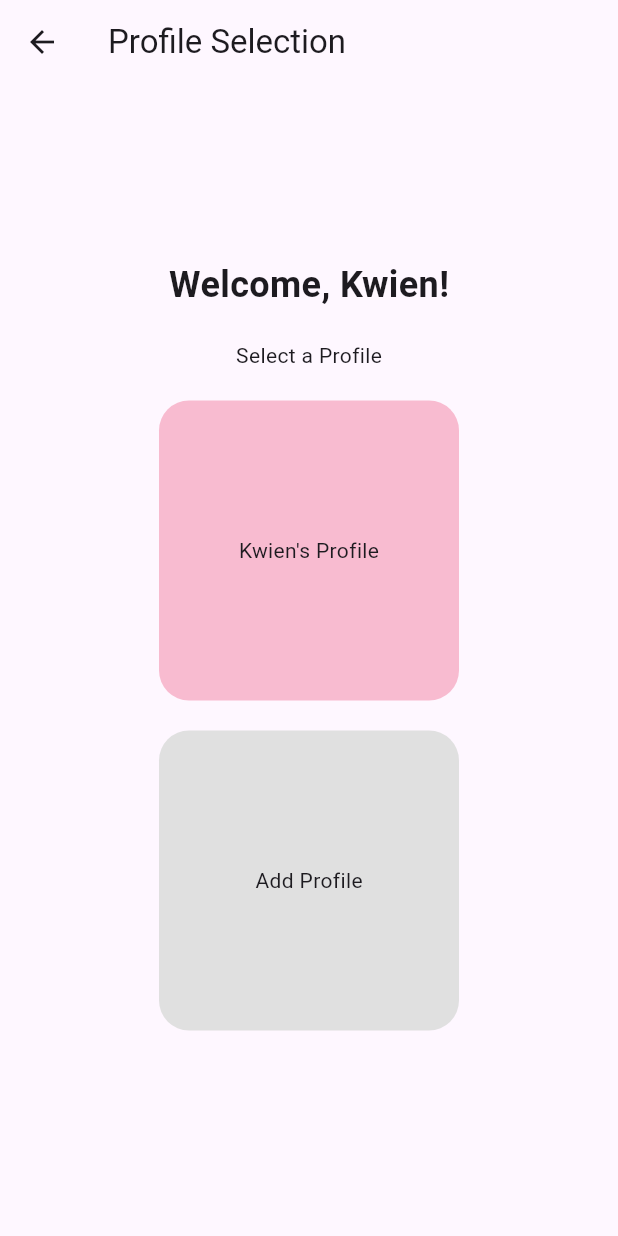
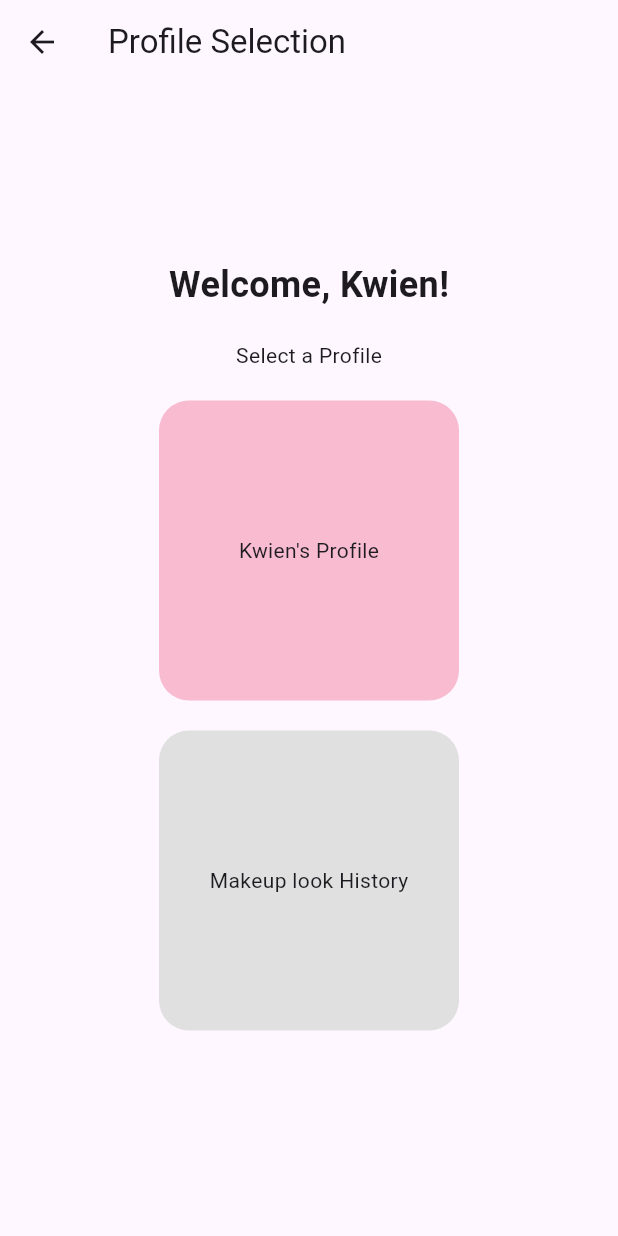
Before and after one commit to kwienyu/GlamourApp, a Flutter app: the screen it shows after launch, after a tap on "Sign In", on a phone screen of 412 x 824 dp. Run offline on Flutter 3.47's test engine with Material 3 defaults, Android fonts, the phone set to English and light mode, and no system bars; our stand-ins replace camera.

Commit message:
Updated my login_screen and profile selection

```diff
--- a/lib/login_screen.dart
+++ b/lib/login_screen.dart
@@ -1,6 +1,6 @@
 import 'package:flutter/material.dart';
 import 'profile_selection.dart'; // Import the ProfileSelection screen
-import 'signup_screen.dart';
+import 'signup_screen.dart';    // Import the SignUpScreen screen
 
 class LoginScreen extends StatelessWidget {
   const LoginScreen({super.key});
@@ -8,98 +8,89 @@ class LoginScreen extends StatelessWidget {
   @override
   Widget build(BuildContext context) {
     return Scaffold(
-      body: Stack(
+      backgroundColor: Colors.white,
+      body: Padding(
+        padding: const EdgeInsets.all(20.0),
+        child: Column(
+          mainAxisAlignment: MainAxisAlignment.center,
+          crossAxisAlignment: CrossAxisAlignment.center,
           children: [
-          // Background Gradient
-          Container(
-            decoration: BoxDecoration(
-              image: DecorationImage(
-              image: AssetImage("assets/images/background_image.webp"),
-              fit: BoxFit.cover,
-            ),
-          ),
+            // Logo
+         Image.asset(
+            'assets/glam_logo.png',
+            height: 100,
           ),
 
-          // Content
-          Center(
-            child: Padding(
-              padding: const EdgeInsets.symmetric(horizontal: 30),
-              child: Column(
-                mainAxisAlignment: MainAxisAlignment.center,
-                children: [
-                  const Text(
-                    "Welcome Back!",
-                    style: TextStyle(
-                      fontSize: 28,
-                      fontWeight: FontWeight.bold,
-                      color: Colors.white,
-                    ),
-                  ),
-                  const SizedBox(height: 30),
+            const SizedBox(height: 20),
+            // Email Address Input
             TextField(
               decoration: InputDecoration(
-                      filled: true,
-                      fillColor: Colors.white,
-                      hintText: "Email",
+                labelText: 'Email Address',
+                prefixIcon: const Icon(Icons.email),
                 border: OutlineInputBorder(
-                        borderRadius: BorderRadius.circular(10),
+                  borderRadius: BorderRadius.circular(20),
                 ),
               ),
             ),
             const SizedBox(height: 20),
+            // Password Input
             TextField(
               obscureText: true,
               decoration: InputDecoration(
-                      filled: true,
-                      fillColor: Colors.white,
-                      hintText: "Password",
+                labelText: 'Password',
+                prefixIcon: const Icon(Icons.lock),
+                suffixIcon: const Icon(Icons.visibility),
                 border: OutlineInputBorder(
-                        borderRadius: BorderRadius.circular(10),
+                  borderRadius: BorderRadius.circular(20),
                 ),
               ),
             ),
             const SizedBox(height: 20),
+            // Sign In Button
             ElevatedButton(
+              style: ElevatedButton.styleFrom(
+                backgroundColor: const Color.fromARGB(255, 244, 148, 178),
+                minimumSize: const Size(double.infinity, 50),
+                shape: RoundedRectangleBorder(
+                  borderRadius: BorderRadius.circular(20),
+                ),
+              ),
               onPressed: () {
-                      // Navigate to ProfileSelection screen after login
                 Navigator.push(
                   context,
-                        MaterialPageRoute(
-                          builder: (context) => const ProfileSelection(),
-                        ),
-                      );
-                    },
-                    style: ElevatedButton.styleFrom(
-                      backgroundColor: Colors.pinkAccent,
-                      padding: const EdgeInsets.symmetric(
-                        horizontal: 40,
-                        vertical: 15,
-                      ),
-                    ),
-                    child: const Text("Sign In"),
-                  ),
-                  const SizedBox(height: 20),
-                  TextButton(
-                    onPressed: () {
-                      // Navigate to SignUpScreen
-                      Navigator.push(
-                        context,
-                        MaterialPageRoute(
-                          builder: (context) => const SignUpScreen(),
-                        ),
+                  MaterialPageRoute(builder: (context) => const ProfileSelection()),
                 );
               },
               child: const Text(
-                      "Don't have an account? Sign Up",
+                'Sign In',
                 style: TextStyle(color: Colors.white),
               ),
             ),
-                ],
+            const SizedBox(height: 20),
+            // Sign Up Option
+            Row(
+              mainAxisAlignment: MainAxisAlignment.center,
+              children: [
+                const Text("Don't have an account?"),
+                TextButton(
+                  onPressed: () {
+                    Navigator.push(
+                      context,
+                      MaterialPageRoute(builder: (context) => const SignUpScreen()),
+                    );
+                  },
+                  child: const Text(
+                    'Sign Up',
+                    style: TextStyle(
+                      color: Color.fromARGB(255, 235, 167, 189),
                     ),
                   ),
                 ),
               ],
             ),
+          ],
+        ),
+      ),
     );
   }
 }
--- a/lib/profile_selection.dart
+++ b/lib/profile_selection.dart
@@ -45,7 +45,7 @@ class ProfileSelection extends StatelessWidget {
             // Add Profile
             GestureDetector(
               onTap: () {
-                Navigator.pushNamed(context, '/add_profile');
+                Navigator.pushNamed(context, '/Makeup_look__History');
               },
               child: Container(
                 width: 200,
@@ -54,7 +54,7 @@ class ProfileSelection extends StatelessWidget {
                   color: Colors.grey.shade300,
                   borderRadius: BorderRadius.circular(20),
                 ),
-                child: const Center(child: Text("Add Profile")),
+                child: const Center(child: Text("Makeup look History")),
               ),
             ),
             const SizedBox(height: 20),
```
Also changed, not shown: pubspec.yaml (+5 -8 lines), assets/background_ui.webp (renamed from assets/backgroun.ui.webp), assets/glam_logo.png (added). Lines whose indentation alone changed are shown as unchanged.
